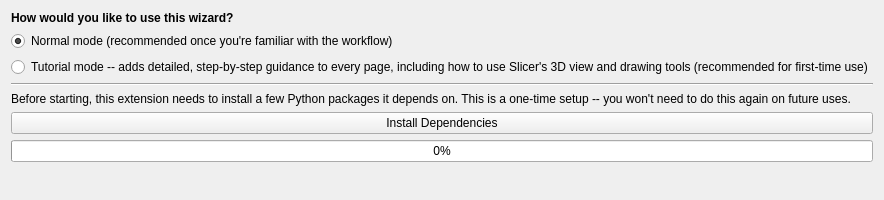
The window that Resources/UI/page_setup.ui (thomasjames3/SlicerScutumGraftLocator) describes before a commit, drawn with Qt 5.
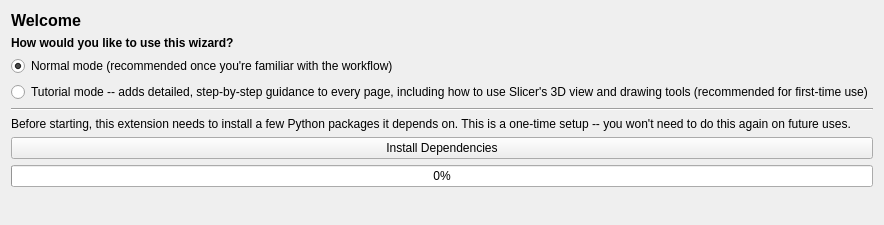
The same window after the commit.

Diff of the .ui file:
```diff
--- a/Resources/UI/page_setup.ui
+++ b/Resources/UI/page_setup.ui
@@ -3,6 +3,19 @@
  <class>page_setup</class>
  <widget class="QWidget" name="page_setup">
   <layout class="QVBoxLayout" name="verticalLayout">
+   <item>
+    <widget class="QLabel" name="titleLabel">
+     <property name="text">
+      <string>Welcome</string>
+     </property>
+     <property name="font">
+      <font>
+       <bold>true</bold>
+       <pointsize>12</pointsize>
+      </font>
+     </property>
+    </widget>
+   </item>
    <item>
     <widget class="QLabel" name="modeGroupLabel">
      <property name="text">
```
